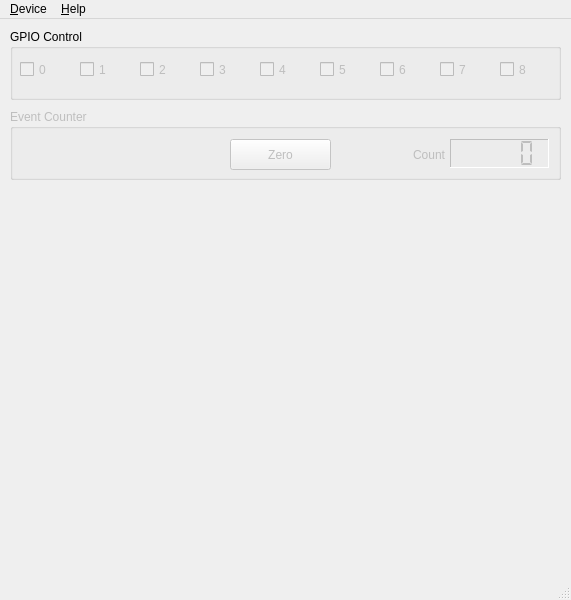
Qt form src/devicewindow.ui (bloguetronica/mcp2210-com) before a commit.
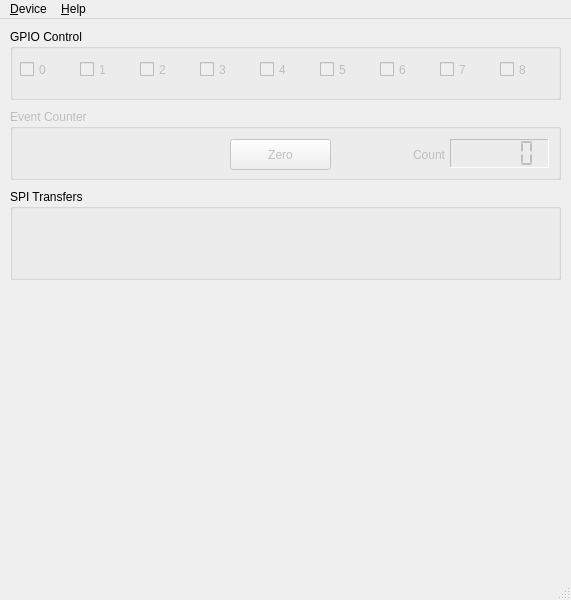
The same form after that commit. Icons and pictures are not drawn.

Patch:
```diff
--- a/src/devicewindow.ui
+++ b/src/devicewindow.ui
@@ -252,6 +252,19 @@
      </property>
     </widget>
    </widget>
+   <widget class="QGroupBox" name="groupBoxSPITransfers">
+    <property name="geometry">
+     <rect>
+      <x>10</x>
+      <y>170</y>
+      <width>551</width>
+      <height>91</height>
+     </rect>
+    </property>
+    <property name="title">
+     <string>SPI Transfers</string>
+    </property>
+   </widget>
   </widget>
   <widget class="QMenuBar" name="menuBar">
    <property name="geometry">
```
